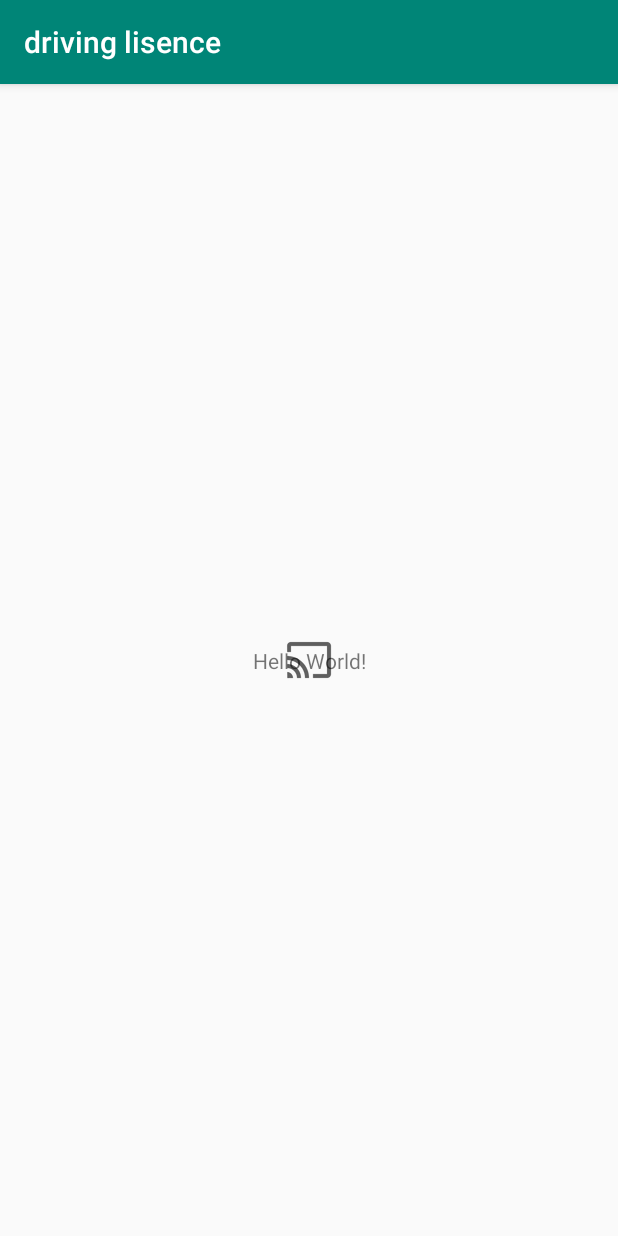
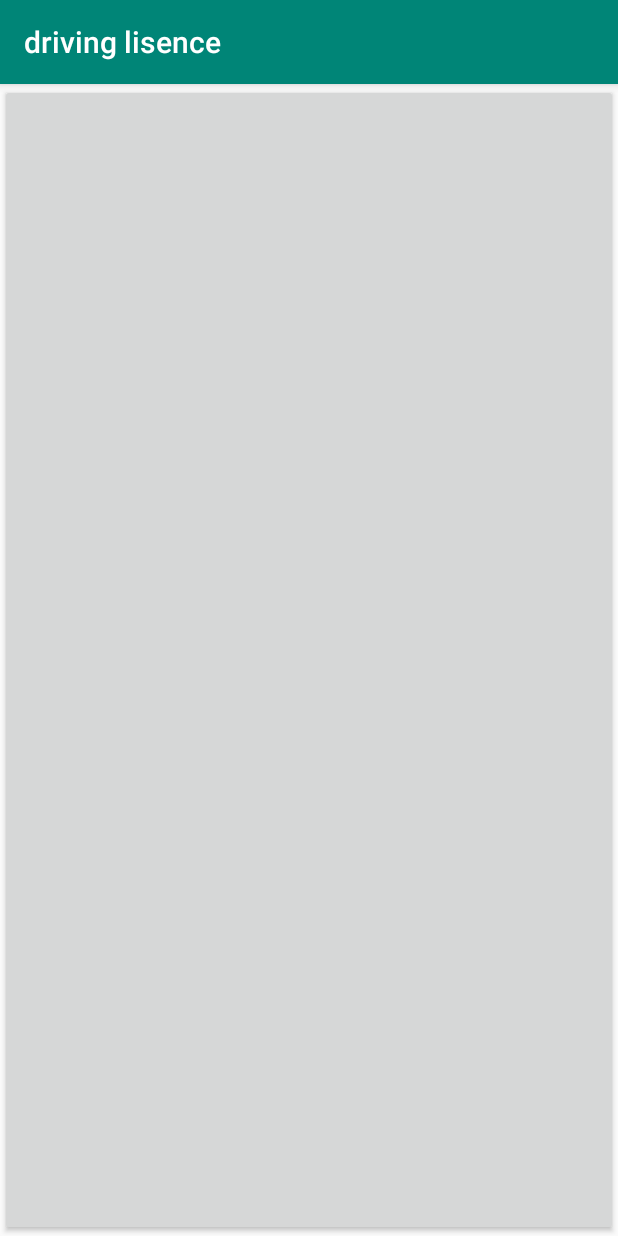
Before and after one commit to aissitech/Drivinglicense, an Android app: the screen it shows after launch (MainActivity), on a phone screen of 412 x 824 dp. Run offline under Robolectric (Android 15) with nearby library versions, the phone set to English and light mode, and no system bars.

Commit message:
button 2

```diff
--- a/app/src/main/java/com/mohammed/drivinglisence/MainActivity.java
+++ b/app/src/main/java/com/mohammed/drivinglisence/MainActivity.java
@@ -16,4 +16,7 @@ public class MainActivity extends AppCompatActivity {
     public void clickMe(View view) {
 
     }
+
+    public void button2(View view) {
+    }
 }
--- a/app/src/main/res/layout/activity_main.xml
+++ b/app/src/main/res/layout/activity_main.xml
@@ -18,5 +18,9 @@
         android:layout_width="match_parent"
         android:layout_height="match_parent"
         android:onClick="clickMe"/>
+    <Button
+        android:layout_width="match_parent"
+        android:layout_height="match_parent"
+        android:onClick="button2"/>
 
 </android.support.constraint.ConstraintLayout>
```
